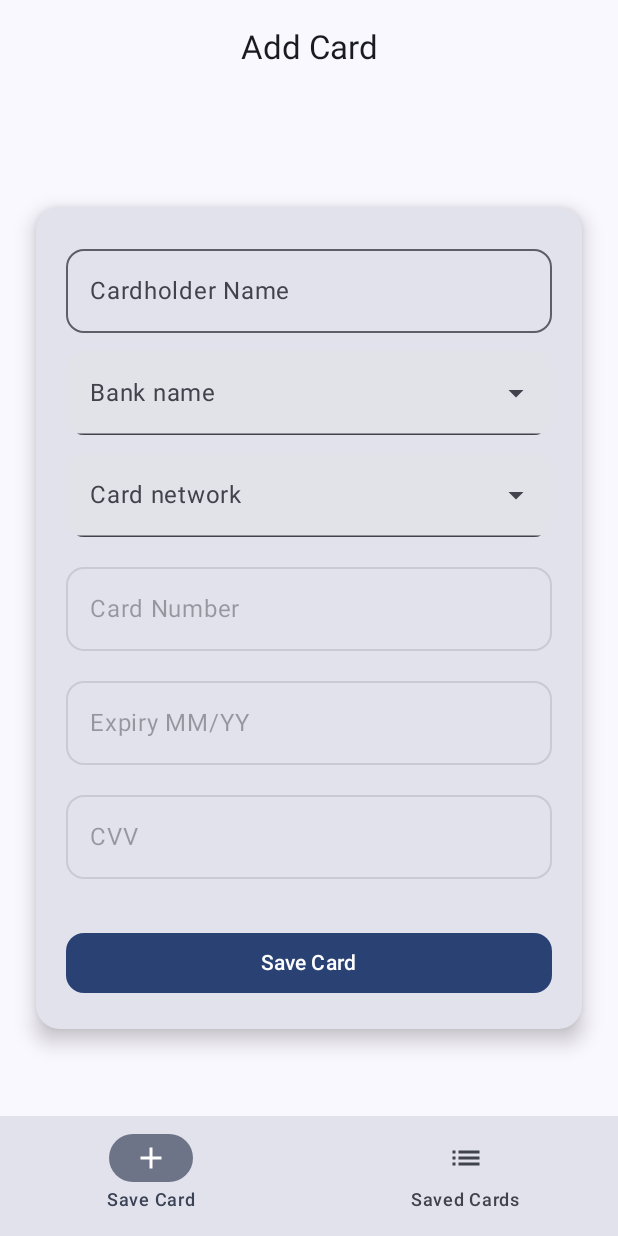
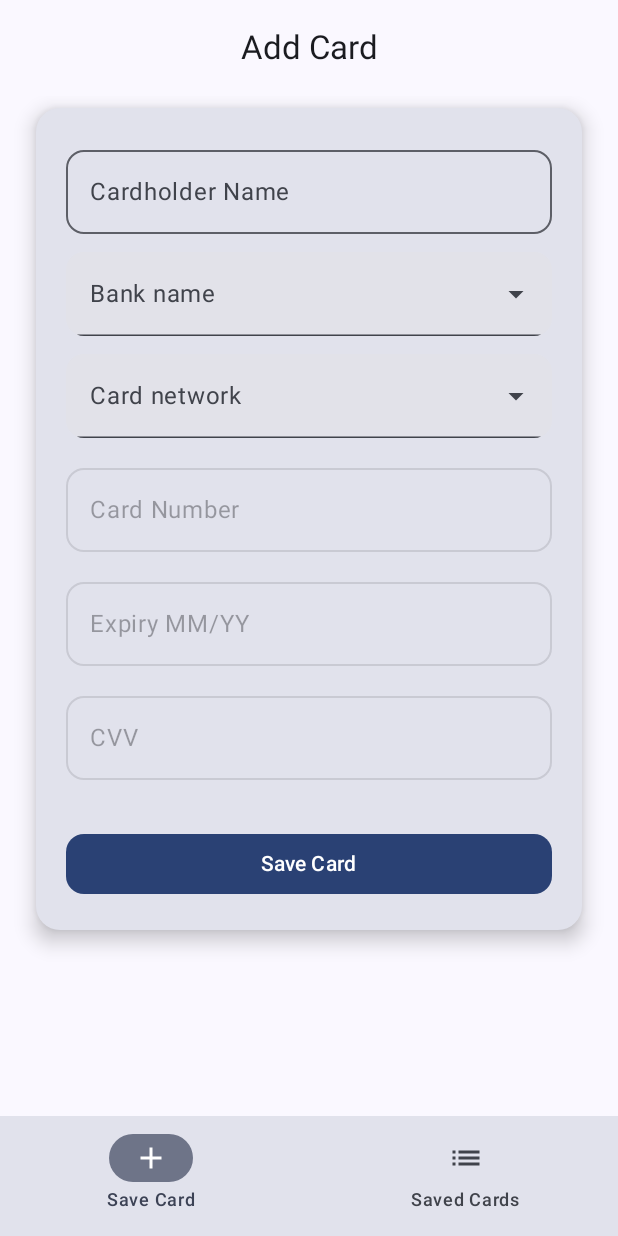
Before and after one commit to althafvly/CCStore, an Android app built with Jetpack Compose: the screen it shows after launch (MainActivity), on a phone screen of 412 x 824 dp. Run offline under Robolectric (Android 15) with nearby library versions, the phone set to English and light mode, and no system bars; our stand-ins replace Room's generated code; libraries missing offline, so code that uses them is left out: dev.spght.encryptedprefs, net.sqlcipher.database; 10 statements that could not run were skipped.

Commit message:
Fix save screen in landscape mode

```diff
--- a/app/src/main/java/com/sorrybro/ccstore/screen/SaveCardScreen.kt
+++ b/app/src/main/java/com/sorrybro/ccstore/screen/SaveCardScreen.kt
@@ -1,5 +1,6 @@
 package com.sorrybro.ccstore.screen
 
+import android.annotation.SuppressLint
 import androidx.compose.foundation.layout.Arrangement
 import androidx.compose.foundation.layout.Box
 import androidx.compose.foundation.layout.Column
@@ -53,6 +54,7 @@ import com.sorrybro.ccstore.data.CardNetwork
 import com.sorrybro.ccstore.view.CardViewModel
 import kotlinx.coroutines.launch
 
+@SuppressLint("UnusedMaterial3ScaffoldPaddingParameter")
 @OptIn(ExperimentalMaterial3Api::class)
 @Composable
 fun SaveCardScreen(viewModel: CardViewModel, padding: PaddingValues) {
@@ -85,15 +87,13 @@ fun SaveCardScreen(viewModel: CardViewModel, padding: PaddingValues) {
                     )
                 }
             )
-        },
-        contentWindowInsets = ScaffoldDefaults.contentWindowInsets
-    ) { innerPadding ->
+        }
+    ) {
         Box(
             modifier = Modifier
                 .fillMaxSize()
-                .padding(innerPadding)
+                .padding(padding)
                 .padding(horizontal = 16.dp),
-            contentAlignment = Alignment.Center
         ) {
             Card(
                 modifier = Modifier
```
